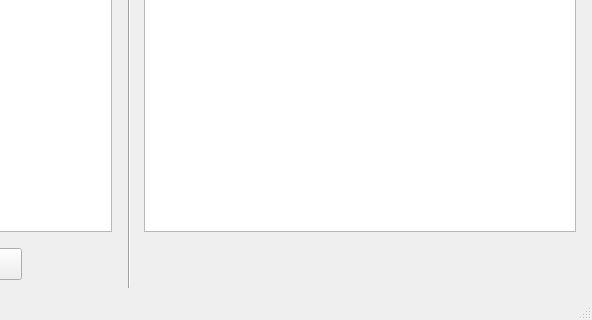
Qt form AutoConfigWin/frontend/mainwindow.ui (HaloOrangeWang/AutoConfiguration) before a commit; both pictures show x 624 to 1216 and y 360 to 680 of the 1216 by 680 pixel window.
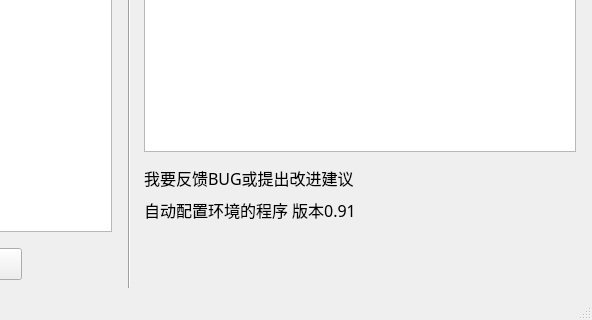
The same form after that commit.

```diff
--- a/AutoConfigWin/frontend/mainwindow.ui
+++ b/AutoConfigWin/frontend/mainwindow.ui
@@ -414,10 +414,49 @@
       <x>768</x>
       <y>96</y>
       <width>432</width>
-      <height>496</height>
+      <height>416</height>
      </rect>
     </property>
    </widget>
+   <widget class="QLabel" name="label_report">
+    <property name="geometry">
+     <rect>
+      <x>768</x>
+      <y>528</y>
+      <width>384</width>
+      <height>20</height>
+     </rect>
+    </property>
+    <property name="font">
+     <font>
+      <family>楷体</family>
+      <pointsize>12</pointsize>
+      <underline>true</underline>
+     </font>
+    </property>
+    <property name="text">
+     <string>我要反馈BUG或提出改进建议</string>
+    </property>
+   </widget>
+   <widget class="QLabel" name="label_11">
+    <property name="geometry">
+     <rect>
+      <x>768</x>
+      <y>560</y>
+      <width>384</width>
+      <height>20</height>
+     </rect>
+    </property>
+    <property name="font">
+     <font>
+      <family>楷体</family>
+      <pointsize>12</pointsize>
+     </font>
+    </property>
+    <property name="text">
+     <string>自动配置环境的程序 版本0.91</string>
+    </property>
+   </widget>
   </widget>
   <widget class="QMenuBar" name="menubar">
    <property name="geometry">
```
